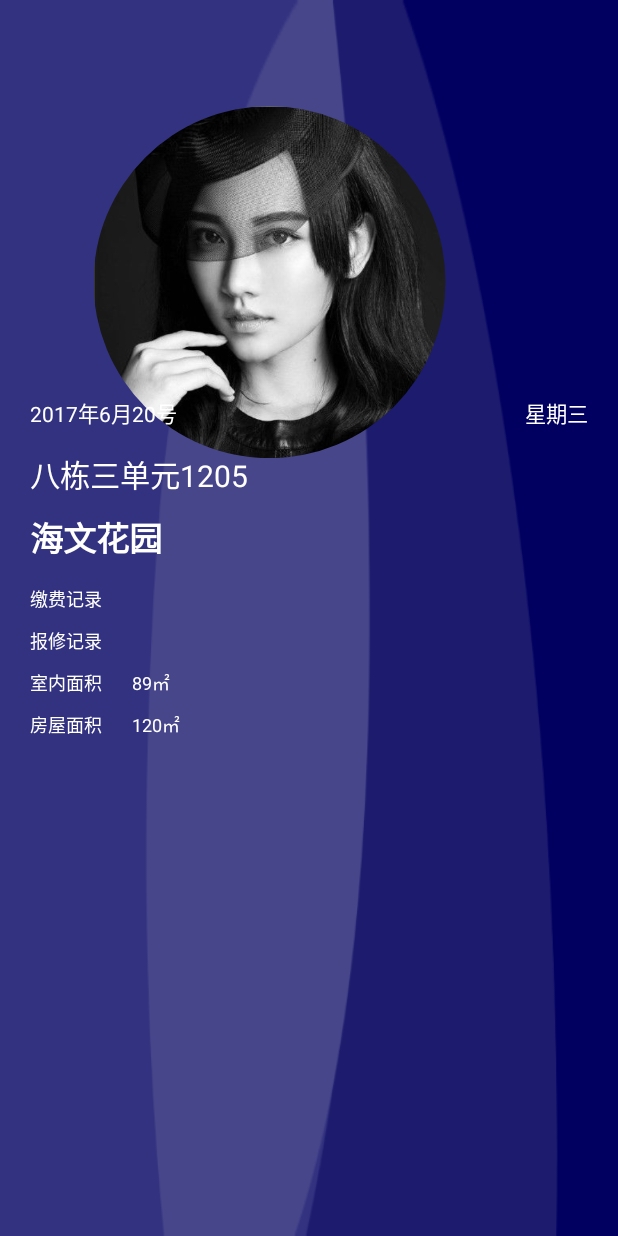
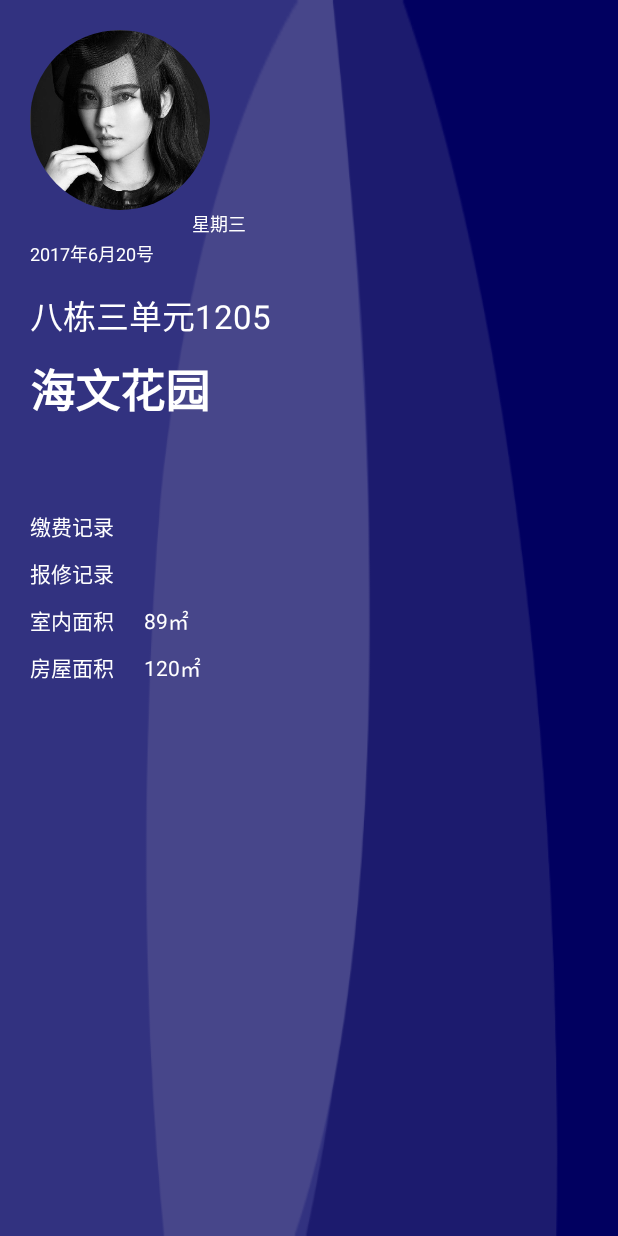
Before and after one commit to RaleighLuo/Wisdom, an Android app: the screen it shows after launch (MainActivity), on a phone screen of 412 x 824 dp. Run offline under Robolectric (Android 15) with nearby library versions, the phone set to English and light mode, and no system bars; our stand-ins replace ButterKnife, CircleImageView; 1 statement that could not run was skipped.

Commit message:
主页动画 调整

```diff
--- a/app/src/main/java/com/gkzxhn/wisdom/MainActivity.java
+++ b/app/src/main/java/com/gkzxhn/wisdom/MainActivity.java
@@ -8,14 +8,10 @@ import android.support.v7.app.AppCompatActivity;
 import android.support.v7.widget.LinearLayoutManager;
 import android.support.v7.widget.RecyclerView;
 import android.support.v7.widget.Toolbar;
-import android.util.Log;
 import android.view.View;
-import android.view.WindowManager;
 import android.view.animation.AlphaAnimation;
 import android.widget.FrameLayout;
 import android.widget.ImageView;
-import android.widget.LinearLayout;
-import android.widget.TextView;
 
 import com.gkzxhn.wisdom.adapter.NoticeAdapter;
 
@@ -25,16 +21,12 @@ import butterknife.ButterKnife;
 public class MainActivity extends AppCompatActivity {
 
     // 控制ToolBar的变量
-    private static final float PERCENTAGE_TO_SHOW_TITLE_AT_TOOLBAR = 0.9f;
     private static final float PERCENTAGE_TO_HIDE_TITLE_DETAILS = 0.3f;
 
     private static final int ALPHA_ANIMATIONS_DURATION = 200;
 
-    private boolean mIsTheTitleVisible = false;
     private boolean mIsTheTitleContainerVisible = true;
 
-    @Bind(R.id.main_iv_placeholder)
-    ImageView mIvPlaceholder; // 大图片
 
     @Bind(R.id.main_ll_title_container)
     View mLlTitleContainer; // Title的LinearLayout
@@ -45,12 +37,8 @@ public class MainActivity extends AppCompatActivity {
     @Bind(R.id.main_abl_app_bar)
     AppBarLayout mAblAppBar; // 整个可以滑动的AppBar
 
-    @Bind(R.id.NestedScrollView)
+    @Bind(R.id.main_layout_nestedscrollview)
     NestedScrollView mNestedScrollView; // 标题栏Title
-
-
-    @Bind(R.id.main_tb_toolbar)
-    Toolbar mTbToolbar; // 工具栏
     @Bind(R.id.main_layout_recyclerView)
     RecyclerView mRecyclerView; // 工具栏
     @Override
@@ -59,7 +47,6 @@ public class MainActivity extends AppCompatActivity {
         setContentView(R.layout.activity_main);
         ButterKnife.bind(this);
 
-        mTbToolbar.setTitle("");
 
         // AppBar的监听
         mAblAppBar.addOnOffsetChangedListener(new AppBarLayout.OnOffsetChangedListener() {
@@ -68,7 +55,6 @@ public class MainActivity extends AppCompatActivity {
                 int maxScroll = appBarLayout.getTotalScrollRange();
                 float percentage = (float) Math.abs(verticalOffset) / (float) maxScroll;
                 handleAlphaOnTitle(percentage);
-                handleToolbarTitleVisibility(percentage);
             }
         });
 
@@ -86,36 +72,12 @@ public class MainActivity extends AppCompatActivity {
 
     // 设置自动滑动的动画效果
     private void initParallaxValues() {
-        CollapsingToolbarLayout.LayoutParams petDetailsLp =
-                (CollapsingToolbarLayout.LayoutParams) mIvPlaceholder.getLayoutParams();
-
         CollapsingToolbarLayout.LayoutParams petBackgroundLp =
                 (CollapsingToolbarLayout.LayoutParams) mFlTitleContainer.getLayoutParams();
-
-        petDetailsLp.setParallaxMultiplier(0.9f);
-        petBackgroundLp.setParallaxMultiplier(0.3f);
-
-        mIvPlaceholder.setLayoutParams(petDetailsLp);
+        petBackgroundLp.setParallaxMultiplier(PERCENTAGE_TO_HIDE_TITLE_DETAILS);
         mFlTitleContainer.setLayoutParams(petBackgroundLp);
     }
 
-    // 处理ToolBar的显示
-    private void handleToolbarTitleVisibility(float percentage) {
-        if (percentage >= PERCENTAGE_TO_SHOW_TITLE_AT_TOOLBAR) {
-            if (!mIsTheTitleVisible) {
-
-//                startAlphaAnimation(mTvToolbarTitle, ALPHA_ANIMATIONS_DURATION, View.VISIBLE);
-                mIsTheTitleVisible = true;
-
-            }
-        } else {
-            if (mIsTheTitleVisible) {
-//                startAlphaAnimation(mTvToolbarTitle, ALPHA_ANIMATIONS_DURATION, View.INVISIBLE);
-                mIsTheTitleVisible = false;
-
-            }
-        }
-    }
 
     // 控制Title的显示
     private void handleAlphaOnTitle(float percentage) {
--- a/app/src/main/res/layout/activity_main.xml
+++ b/app/src/main/res/layout/activity_main.xml
@@ -20,19 +20,11 @@
             android:layout_height="match_parent"
             android:background="@android:color/transparent"
             app:layout_scrollFlags="scroll|exitUntilCollapsed|snap">
-
-            <ImageView
-                android:id="@+id/main_iv_placeholder"
-                android:layout_width="match_parent"
-                android:layout_height="match_parent"
-                android:scaleType="centerCrop"
-                app:layout_collapseMode="parallax" />
-
             <FrameLayout
                 android:id="@+id/main_fl_title"
                 android:layout_width="match_parent"
                 android:layout_height="wrap_content"
-                android:layout_marginTop="370dip"
+                android:layout_marginTop="320dip"
                 android:layout_gravity="center_horizontal"
                 app:layout_collapseMode="parallax">
                 <include layout="@layout/home_full_screen_layout"/>
@@ -44,34 +36,18 @@
         android:layout_height="match_parent"
         android:scrollbars="none"
         android:fitsSystemWindows="true"
-        android:id="@+id/NestedScrollView"
+        android:id="@+id/main_layout_nestedscrollview"
         app:layout_behavior="@string/appbar_scrolling_view_behavior"
         >
         <!--app:behavior_overlapTop="20dp"-->
         <include layout="@layout/content_layout"
             />
     </android.support.v4.widget.NestedScrollView>
-
-
-    <android.support.v7.widget.Toolbar
-        android:id="@+id/main_tb_toolbar"
-        android:layout_width="match_parent"
-        android:layout_height="wrap_content"
-        android:minHeight="1dip"
-        android:background="@android:color/transparent"
-        app:contentInsetStart="0dip"
-        app:layout_collapseMode="pin"
-        app:layout_anchor="@id/main_fl_title"
-        app:layout_anchorGravity="top"
-        app:theme="@style/ThemeOverlay.AppCompat.Dark">
-
-    </android.support.v7.widget.Toolbar>
-
     <RelativeLayout
         android:layout_width="match_parent"
         android:paddingLeft="20dip"
         android:paddingRight="20dip"
-        android:paddingTop="10dip"
+        android:paddingTop="20dip"
         android:paddingBottom="10dip"
         app:layout_behavior="com.gkzxhn.wisdom.behavior.AvatarImageBehavior"
         android:layout_height="wrap_content">
@@ -88,7 +64,7 @@
             android:layout_width="wrap_content"
             android:layout_height="wrap_content"
             android:text="2017年6月20号"
-            android:layout_marginTop="20dip"
+            android:paddingTop="20dip"
             android:layout_below="@+id/main_layout_iv_portrait"
             android:textSize="@dimen/main_layout_date_text_size"
             android:textColor="@android:color/white"
@@ -98,14 +74,15 @@
             android:layout_width="wrap_content"
             android:layout_height="wrap_content"
             android:text="星期三"
+            android:layout_marginLeft="25dip"
+            android:layout_toRightOf="@+id/home_full_screen_layout_tv_date"
             android:textSize="@dimen/main_layout_date_text_size"
             android:layout_alignTop="@+id/home_full_screen_layout_tv_date"
             android:textColor="@android:color/white"
-            android:layout_alignParentRight="true"
             android:id="@+id/home_full_screen_layout_tv_week"
             />
         <TextView
-            android:layout_marginTop="15dip"
+            android:paddingTop="15dip"
             android:layout_width="wrap_content"
             android:layout_height="wrap_content"
             android:gravity="bottom|center"
@@ -118,7 +95,7 @@
         <TextView
             android:layout_width="wrap_content"
             android:layout_height="wrap_content"
-            android:layout_marginTop="10dp"
+            android:paddingTop="10dip"
             android:layout_below="@+id/home_full_screen_layout_tv_home_number"
             android:text="海文花园"
             android:id="@+id/home_full_screen_layout_tv_community_name"
--- a/app/src/main/res/layout/home_full_screen_layout.xml
+++ b/app/src/main/res/layout/home_full_screen_layout.xml
@@ -9,7 +9,7 @@
         android:layout_width="wrap_content"
         android:layout_height="wrap_content"
         android:text="@string/pay_record"
-        android:textSize="12sp"
+        android:textSize="14sp"
         android:textColor="@android:color/white"
         android:layout_below="@+id/home_full_screen_layout_tv_community_name"
         android:id="@+id/home_full_screen_layout_tv_pay_record"
@@ -19,7 +19,7 @@
         android:layout_height="wrap_content"
         android:text="@string/repair_record"
         android:layout_marginTop="10dip"
-        android:textSize="12sp"
+        android:textSize="14sp"
         android:textColor="@android:color/white"
         android:layout_below="@+id/home_full_screen_layout_tv_pay_record"
         android:id="@+id/home_full_screen_layout_tv_repair_record"
@@ -30,7 +30,7 @@
         android:layout_height="wrap_content"
         android:text="@string/carpet_area"
         android:layout_marginTop="10dip"
-        android:textSize="12sp"
+        android:textSize="14sp"
         android:textColor="@android:color/white"
         android:layout_below="@+id/home_full_screen_layout_tv_repair_record"
         android:id="@+id/home_full_screen_layout_tv_carpet_area"
@@ -40,7 +40,7 @@
         android:layout_height="wrap_content"
         android:text="89㎡"
         android:layout_marginLeft="20dip"
-        android:textSize="12sp"
+        android:textSize="14sp"
         android:layout_toRightOf="@+id/home_full_screen_layout_tv_carpet_area"
         android:layout_alignTop="@+id/home_full_screen_layout_tv_carpet_area"
         android:textColor="@android:color/white"
@@ -51,7 +51,7 @@
         android:layout_height="wrap_content"
         android:text="@string/housing_area"
         android:layout_marginTop="10dip"
-        android:textSize="12sp"
+        android:textSize="14sp"
         android:textColor="@android:color/white"
         android:layout_below="@+id/home_full_screen_layout_tv_carpet_area"
         android:id="@+id/home_full_screen_layout_tv_housing_area"
@@ -61,7 +61,7 @@
         android:layout_height="wrap_content"
         android:text="120㎡"
         android:layout_marginLeft="20dip"
-        android:textSize="12sp"
+        android:textSize="14sp"
         android:layout_toRightOf="@+id/home_full_screen_layout_tv_housing_area"
         android:layout_alignTop="@+id/home_full_screen_layout_tv_housing_area"
         android:textColor="@android:color/white"
--- a/app/src/main/res/values/dimens.xml
+++ b/app/src/main/res/values/dimens.xml
@@ -6,16 +6,19 @@
 
     <dimen name="image_final_width">50dp</dimen>
     <dimen name="spacing_normal">16dp</dimen>
-    <dimen name="image_width">150dp</dimen>
+    <dimen name="image_width">120dp</dimen>
     <dimen name="title_margin">20dp</dimen>
     <dimen name="action_bar_left_margin">20dp</dimen>
     <dimen name="toolbar_height">200dip</dimen>
     <dimen name="main_max_height">400dip</dimen>
-    <dimen name="image_start_margin">20dip</dimen>
-    <dimen name="image_final_margin">15dip</dimen>
+    <dimen name="image_start_margin">10dip</dimen>
     <!--主页-->
     <dimen name="main_layout_date_text_size">12sp</dimen>
-    <dimen name="main_layout_home_number_text_size">18sp</dimen>
-    <dimen name="main_layout_community_name_text_size">20sp</dimen>
+    <dimen name="main_layout_home_number_text_size">22sp</dimen>
+    <dimen name="main_layout_community_name_text_size">30sp</dimen>
+
+    <dimen name="main_layout_date_padding_top">40dip</dimen>
+    <dimen name="main_layout_home_number_padding_top">25dip</dimen>
+    <dimen name="main_layout_community_name_padding_top">20dip</dimen>
 
 </resources>
```
